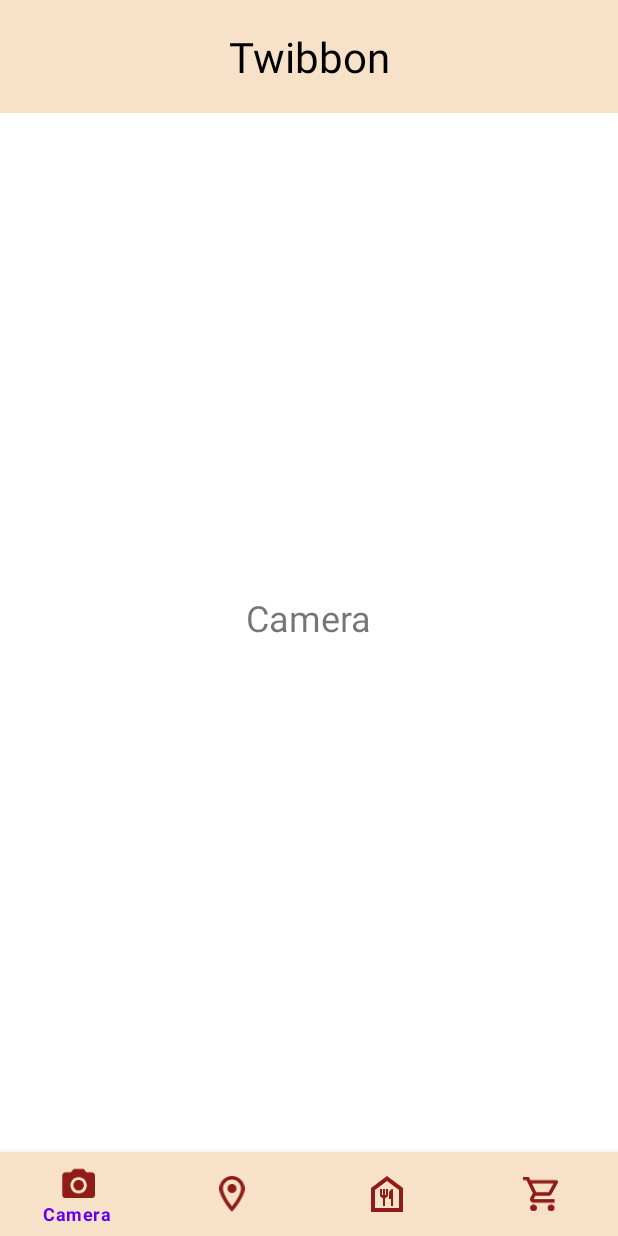
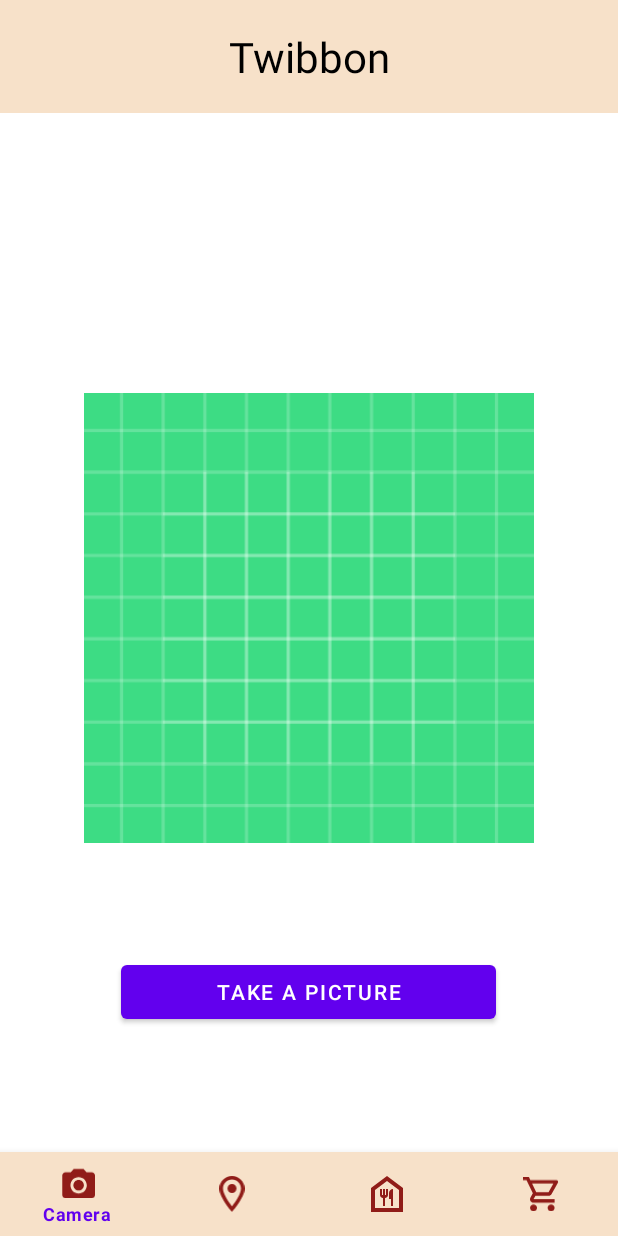
Before and after one commit to ZianTsabit/if3210-2023-android-mlk, an Android app: the screen it shows after launch (MainActivity), on a phone screen of 412 x 824 dp. Run offline under Robolectric (Android 15) with nearby library versions, the phone set to English and light mode, and no system bars.

Commit message:
Add Camera Feature for Twibbon Page

```diff
--- a/app/src/main/res/layout/fragment_camera.xml
+++ b/app/src/main/res/layout/fragment_camera.xml
@@ -1,16 +1,24 @@
 <?xml version="1.0" encoding="utf-8"?>
-<FrameLayout xmlns:android="http://schemas.android.com/apk/res/android"
+<RelativeLayout xmlns:android="http://schemas.android.com/apk/res/android"
+    xmlns:app="http://schemas.android.com/apk/res-auto"
     xmlns:tools="http://schemas.android.com/tools"
     android:layout_width="match_parent"
     android:layout_height="match_parent"
     tools:context=".CameraFragment">
 
-    <!-- TODO: Update blank fragment layout -->
-    <TextView
-        android:layout_width="wrap_content"
+    <ImageView
+        android:id="@+id/twibbon_picture"
+        android:layout_width="300dp"
+        android:layout_height="400dp"
+        android:layout_centerInParent="true"
+        android:layout_marginVertical="25dp"
+        android:src="@drawable/ic_launcher_background"/>
+
+    <Button
+        android:id="@+id/btn_take_picture"
+        android:layout_width="250dp"
         android:layout_height="wrap_content"
-        android:text="Camera"
-        android:textSize="24sp"
-        android:layout_gravity="center"/>
-
-</FrameLayout>
+        android:layout_below="@id/twibbon_picture"
+        android:layout_centerHorizontal="true"
+        android:text="Take A Picture" />
+</RelativeLayout>
```
Also changed, not shown: app/src/main/java/com/example/malika/CameraFragment.kt (+61 -28 lines), app/src/main/java/com/example/malika/MainActivity.kt (+13 -0 lines).
